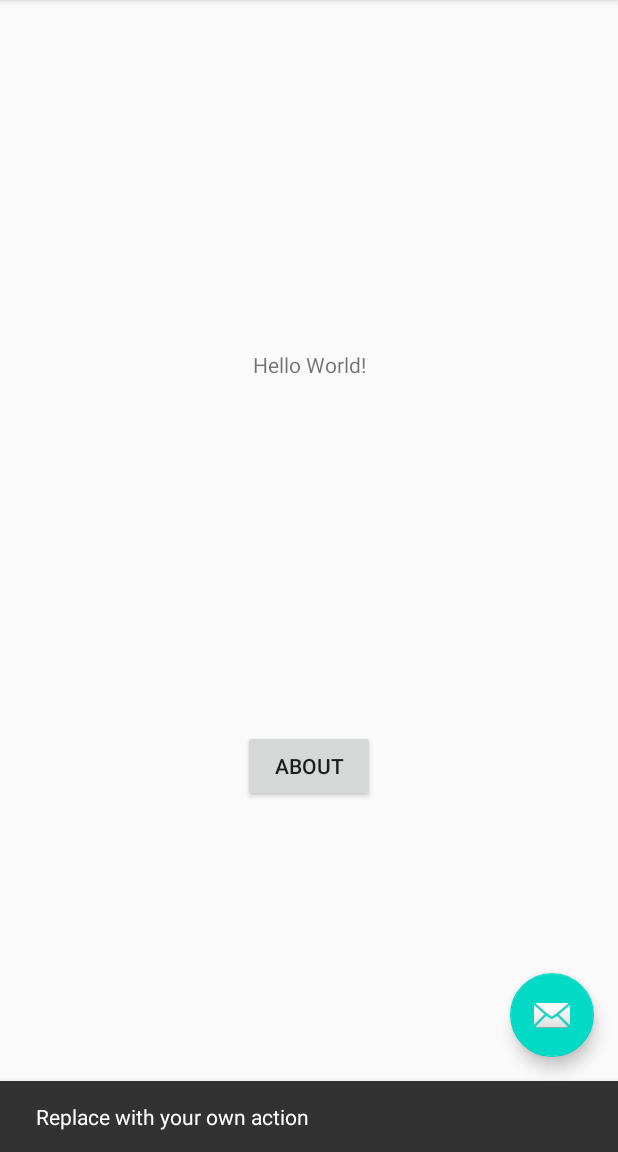
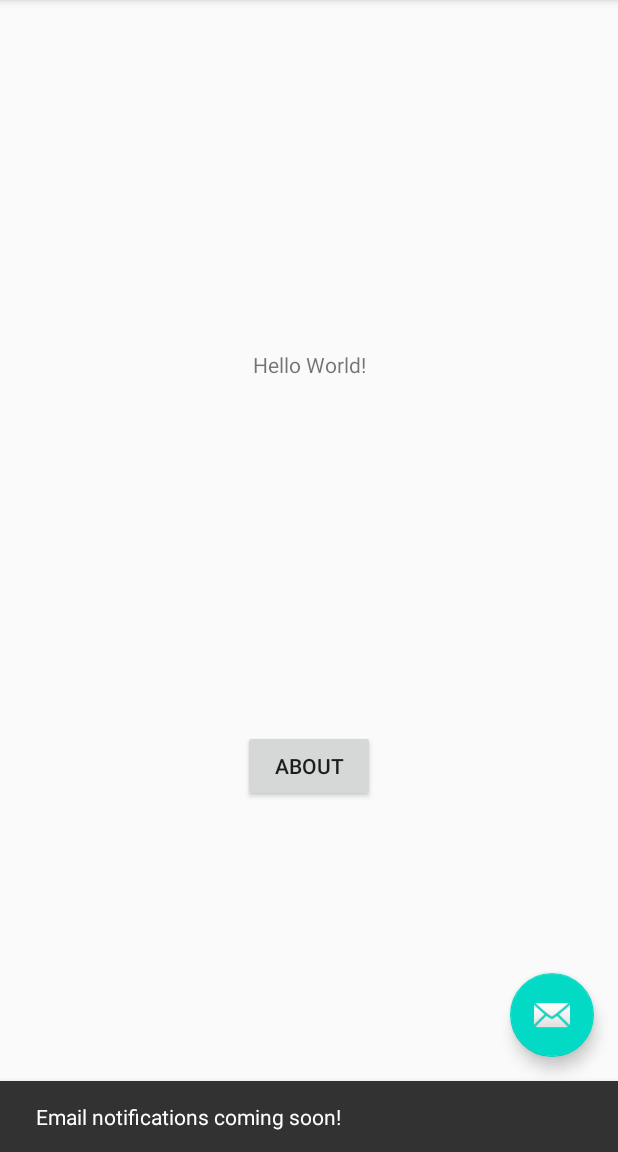
Before and after one commit to creasetopher/NUMAD20Su-ChristopherSims, an Android app: the screen it shows after launch (MainActivity), after a tap on an icon or button, on a phone screen of 412 x 824 dp, the part 84-1236 px from its top. Run offline under Robolectric (Android 15) with nearby library versions, the phone set to English and light mode, and no system bars.

Commit message:
email notification snackbar

```diff
--- a/app/src/main/java/com/example/numad20su_christophersims/FirstFragment.java
+++ b/app/src/main/java/com/example/numad20su_christophersims/FirstFragment.java
@@ -39,8 +39,8 @@ public class FirstFragment extends Fragment {
             @Override
             public void onClick(View view) {
 
-//                NavHostFragment.findNavController(FirstFragment.this)
-//                        .navigate(R.id.action_FirstFragment_to_SecondFragment);
+                NavHostFragment.findNavController(FirstFragment.this)
+                        .navigate(R.id.action_FirstFragment_to_SecondFragment);
                 builder.create().show();
                 Log.v("T", "???");
 
--- a/app/src/main/java/com/example/numad20su_christophersims/MainActivity.java
+++ b/app/src/main/java/com/example/numad20su_christophersims/MainActivity.java
@@ -1,5 +1,6 @@
 package com.example.numad20su_christophersims;
 
+import android.content.Intent;
 import android.os.Bundle;
 
 import com.google.android.material.floatingactionbutton.FloatingActionButton;
@@ -7,7 +8,10 @@ import com.google.android.material.snackbar.Snackbar;
 
 import androidx.appcompat.app.AppCompatActivity;
 import androidx.appcompat.widget.Toolbar;
+import androidx.navigation.NavHost;
+import androidx.navigation.fragment.NavHostFragment;
 
+import android.util.Log;
 import android.view.View;
 import android.view.Menu;
 import android.view.MenuItem;
@@ -25,8 +29,22 @@ public class MainActivity extends AppCompatActivity {
         fab.setOnClickListener(new View.OnClickListener() {
             @Override
             public void onClick(View view) {
-                Snackbar.make(view, "Replace with your own action", Snackbar.LENGTH_LONG)
+
+                try {
+
+//                    Intent i = new Intent(MainActivity.this, SecondFragment.class);
+//                    startActivity(i);
+
+//                NavHostFragment.findNavController(null)
+//                        .navigate(R.id.action_FirstFragment_to_SecondFragment);
+//                        .navigate(R.id.action_FirstFragment_to_SecondFragment);
+
+                Snackbar.make(view, "Email notifications coming soon!", Snackbar.LENGTH_LONG)
                         .setAction("Action", null).show();
+                }
+                catch (Exception e) {
+                    Log.v("M", e.getMessage());
+                }
             }
         });
     }
```
Also changed, not shown: 1 other file.
